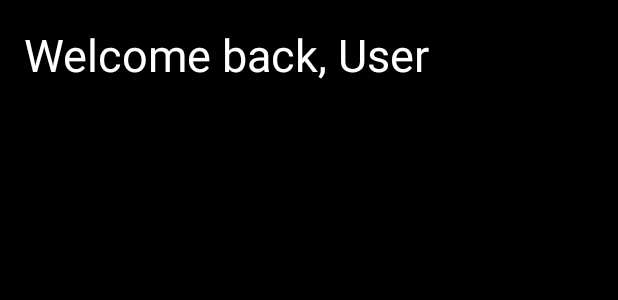
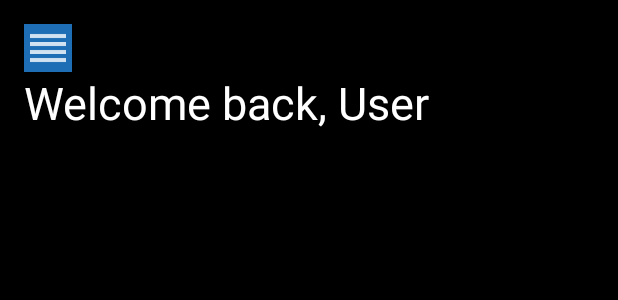
Before and after one commit to bkennel/SBCityConnect, an Android app: the layout activity_home.xml on its own in the app's theme, with its tools: preview values and no code run, on a phone screen of 412 x 824 dp. Shown: the top 300 px of the screen. Run offline under Robolectric (Android 15) with nearby library versions, the phone set to English and light mode, and no system bars.

Commit message:
added skeleton dropdown menu

```diff
--- a/app/src/main/java/mobilend/sbcityconnect/LoginActivity.java
+++ b/app/src/main/java/mobilend/sbcityconnect/LoginActivity.java
@@ -94,6 +94,12 @@ public class LoginActivity extends AppCompatActivity implements LoaderCallbacks<
 
         mLoginFormView = findViewById(R.id.login_form);
         mProgressView = findViewById(R.id.login_progress);
+
+        mLoginFormView.bringToFront();
+        mEmailView.bringToFront();
+        mPasswordView.bringToFront();
+        mEmailView.setVisibility(View.VISIBLE);
+        mPasswordView.setVisibility(View.VISIBLE);
     }
 
     private void populateAutoComplete() {
--- a/app/src/main/java/mobilend/sbcityconnect/MainActivity.java
+++ b/app/src/main/java/mobilend/sbcityconnect/MainActivity.java
@@ -18,7 +18,9 @@ public class MainActivity extends AppCompatActivity {
 
 
     public void goToLife(View view){
-        Intent intent = new Intent(this, LifeActivity.class);
+        //Click to bypass login - change later
+        //Intent intent = new Intent(this, LifeActivity.class);
+        Intent intent=new Intent(this,HomeActivity.class);
         startActivity(intent);
     }
 
--- a/app/src/main/res/layout/activity_home.xml
+++ b/app/src/main/res/layout/activity_home.xml
@@ -17,7 +17,20 @@
         android:id="@+id/textView2"
         android:layout_centerHorizontal="true"
         android:layout_height="wrap_content"
+        android:layout_below="@+id/menuButton"
         android:textAppearance="@style/TextAppearance.AppCompat"
         android:textColor="#FFFFFF"
         android:textSize="30sp"/>
+
+    <ImageButton
+        android:layout_width="wrap_content"
+        android:layout_height="wrap_content"
+        android:background="@color/colorLife"
+        android:id="@+id/menuButton"
+        android:src="@drawable/menu_icon"
+        android:width="50dp"
+        android:height="50dp"
+        android:layout_alignParentTop="true"
+        android:layout_alignParentLeft="true"
+        android:layout_alignParentStart="true" />
 </RelativeLayout>
```
Also changed, not shown: app/src/main/java/mobilend/sbcityconnect/HomeActivity.java (+16 -0 lines), app/src/main/res/layout/activity_login.xml (+6 -3 lines), app/src/main/res/menu/popup_menu.xml (added, +22 -0 lines), app/src/main/res/drawable-hdpi/menu_icon.png (added), app/src/main/res/drawable-mdpi/menu_icon.png (added), app/src/main/res/drawable-xhdpi/menu_icon.png (added), app/src/main/res/drawable-xxhdpi/menu_icon.png (added).
